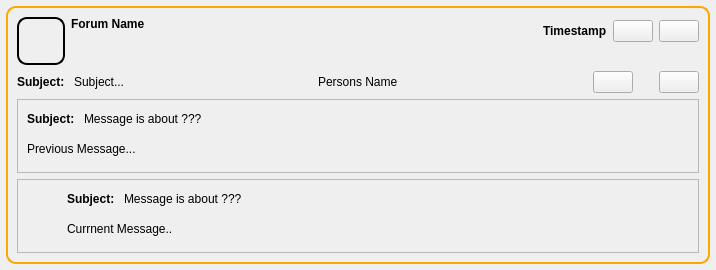
This is retroshare-gui/src/gui/feeds/ForumMsgItem.ui in RetroShare/RetroShare as Qt 5 draws it before an edit. The edited form follows.
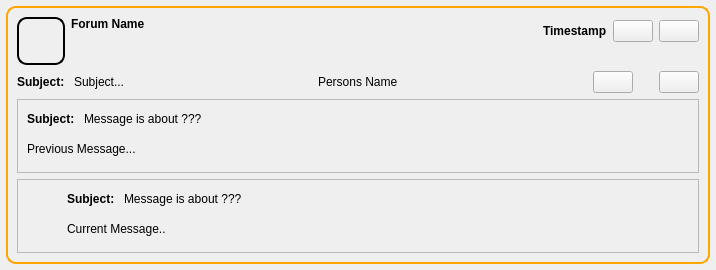
This is the edited form. Icons and pictures are not drawn.

Diff of the .ui file:
```diff
--- a/retroshare-gui/src/gui/feeds/ForumMsgItem.ui
+++ b/retroshare-gui/src/gui/feeds/ForumMsgItem.ui
@@ -491,7 +491,7 @@
               </sizepolicy>
              </property>
              <property name="text">
-              <string>Currnent Message..</string>
+              <string notr="true">Current Message..</string>
              </property>
              <property name="wordWrap">
               <bool>true</bool>
```
Left out of the diff: 19 changed lines with no effect on the pictures.
